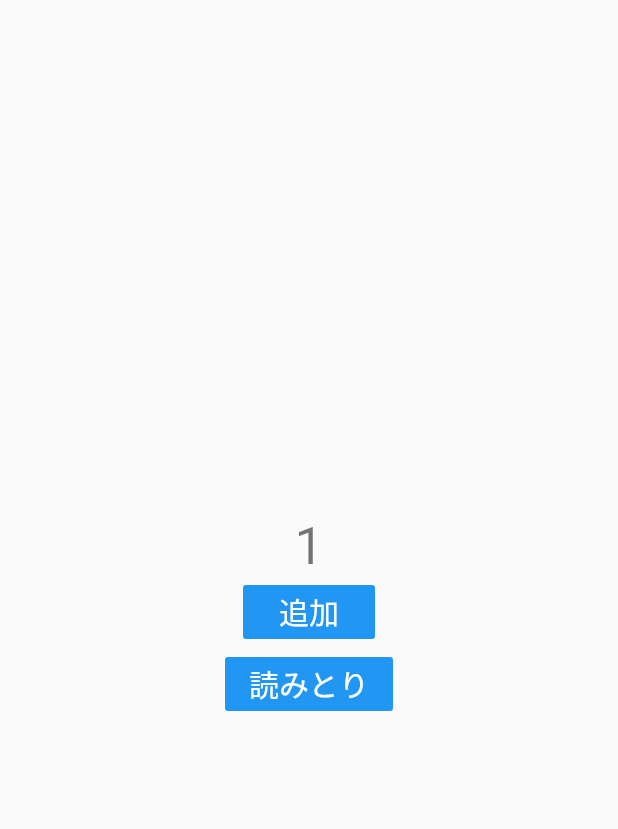
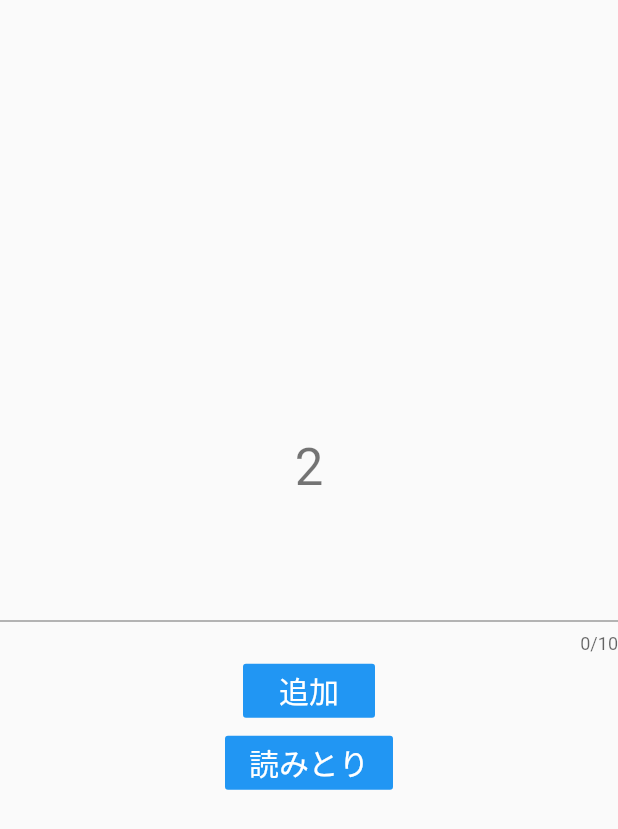
Before and after one commit to jw-fujibayashi/test-flutter-firebase, a Flutter app: the screen it shows after launch, after a tap on "追加", after a tap on "読みとり", on a phone screen of 412 x 824 dp. Shown: the top 829 px of the screen. Run offline on Flutter 3.47's test engine with Material 2 defaults, Android fonts, the phone set to English and light mode, and no system bars; our stand-ins replace cloud_firestore, firebase_core; accounts and stored records are empty.

Commit message:
追加と取得機能とボタンの追加

```diff
--- a/lib/main.dart
+++ b/lib/main.dart
@@ -60,25 +60,30 @@ class MyHomePage extends StatefulWidget {
 }
 
 class _MyHomePageState extends State<MyHomePage> {
-  int _counter = 0;
+  // ドキュメントid
+  int _counter = 1;
+
+  final usersCollenction = FirebaseFirestore.instance.collection('users');
+
+  String _text = '';
+
+  void _handleText(String e) {
+    setState(() {
+      _text = e;
+    });
+  }
 
   void _postFireStore() async {
+    // とりあえずFirestoreへ書き込んで見るテストコード
+    await usersCollenction.doc(_counter.toString()).set({'hoge': _text});
+
     setState(() {
       _counter++;
     });
-
-    // とりあえずFirestoreへ書き込んで見るテストコード
-    await FirebaseFirestore.instance
-        .collection('baby')
-        .doc(_counter.toString())
-        .set({'hoge': _counter});
   }
 
   void _readFireStore() async {
-    final test = await FirebaseFirestore.instance
-        .collection('baby')
-        .doc(_counter.toString())
-        .get();
+    final test = await usersCollenction.doc((_counter - 1).toString()).get();
 
     print(test.data());
   }
@@ -124,6 +129,24 @@ class _MyHomePageState extends State<MyHomePage> {
               '$_counter',
               style: Theme.of(context).textTheme.headline4,
             ),
+            Text(
+              "$_text",
+              style: TextStyle(
+                  color: Colors.blueAccent,
+                  fontSize: 30.0,
+                  fontWeight: FontWeight.w300),
+            ),
+            new TextField(
+              enabled: true,
+              // 入力数
+              maxLength: 10,
+              maxLengthEnforced: false,
+              style: TextStyle(color: Colors.red),
+              obscureText: false,
+              maxLines: 1,
+              //パスワード
+              onChanged: _handleText,
+            ),
             FlatButton(
               onPressed: _postFireStore,
               color: Colors.blue,
@@ -144,6 +167,7 @@ class _MyHomePageState extends State<MyHomePage> {
         ),
       ),
     );
+
     return scaffold;
   }
 }
```
